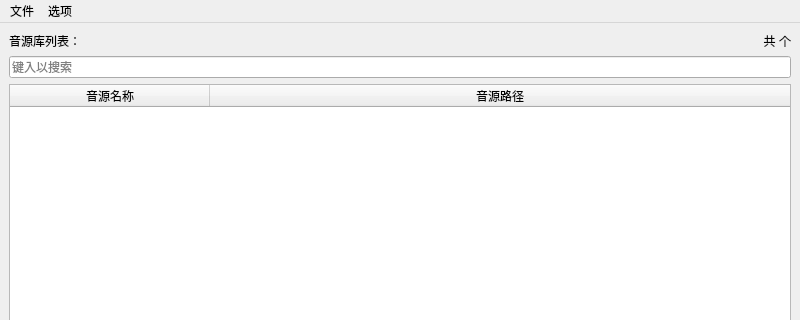
shine5402/VoicebankManager, file VoiceBankUtils/voicebankmanagerwindow.ui: the form before one commit; both pictures show x 0 to 800 and y 0 to 320 of the 800 by 600 pixel window.
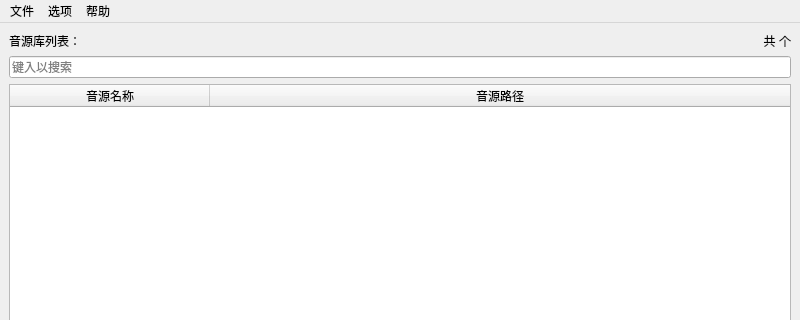
The form after the commit.

Patch:
```diff
--- a/VoiceBankUtils/voicebankmanagerwindow.ui
+++ b/VoiceBankUtils/voicebankmanagerwindow.ui
@@ -204,7 +204,7 @@
      <height>23</height>
     </rect>
    </property>
-   <widget class="QMenu" name="menu">
+   <widget class="QMenu" name="menu_file">
     <property name="title">
      <string>文件</string>
     </property>
@@ -212,15 +212,23 @@
     <addaction name="separator"/>
     <addaction name="actionExit"/>
    </widget>
-   <widget class="QMenu" name="menu_2">
+   <widget class="QMenu" name="menu_preference">
     <property name="title">
      <string>选项</string>
     </property>
     <addaction name="actionMonitor_Folders"/>
     <addaction name="actionDefault_TextCodec"/>
    </widget>
-   <addaction name="menu"/>
-   <addaction name="menu_2"/>
+   <widget class="QMenu" name="menu_help">
+    <property name="title">
+     <string>帮助</string>
+    </property>
+    <addaction name="actionAbout"/>
+    <addaction name="actionAbout_Qt"/>
+   </widget>
+   <addaction name="menu_file"/>
+   <addaction name="menu_preference"/>
+   <addaction name="menu_help"/>
   </widget>
   <widget class="QStatusBar" name="statusbar"/>
   <action name="actionImport_VoiceBank">
```
Left out of the diff: 49 changed lines with no effect on the pictures.
